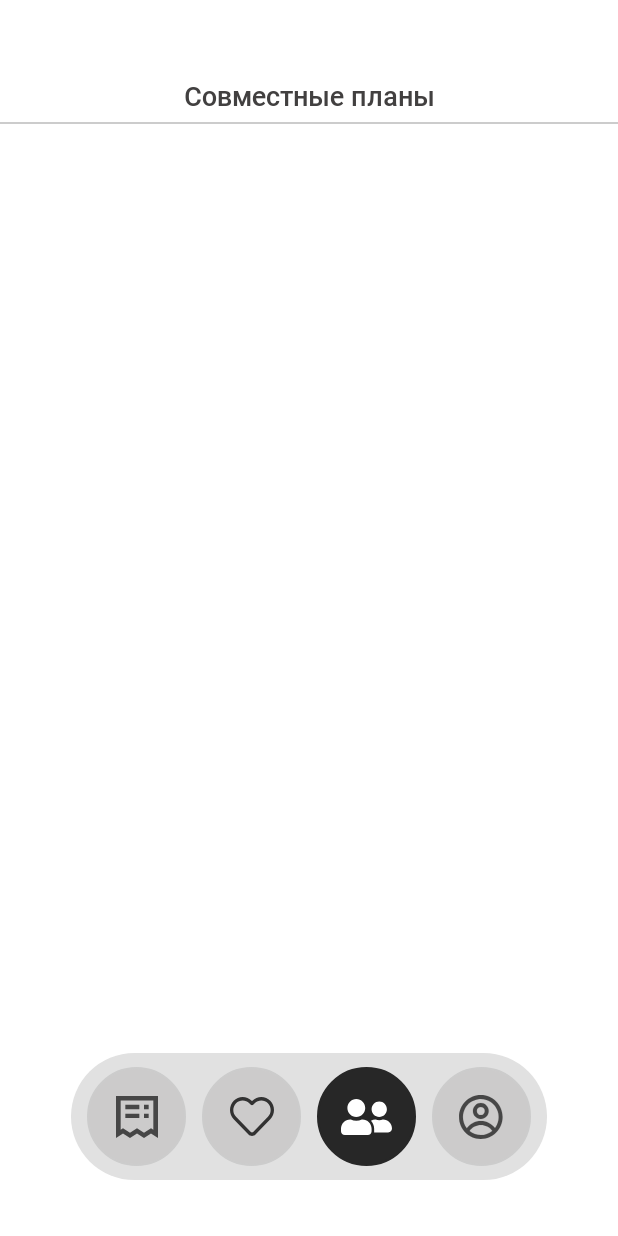
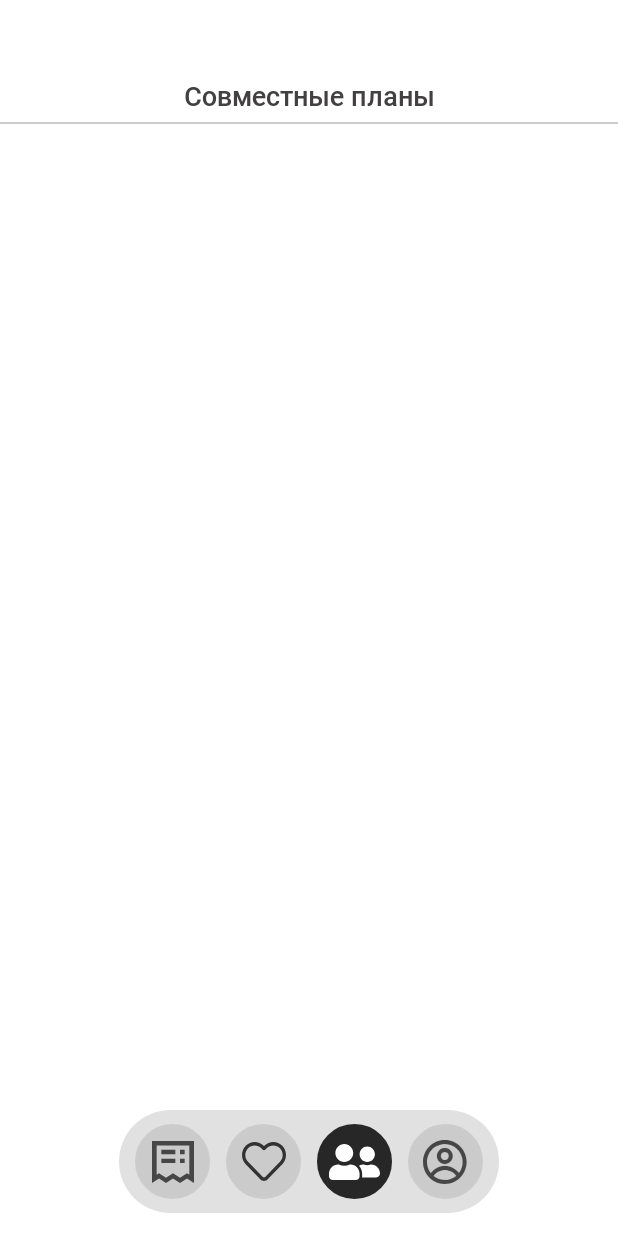
Before and after one commit to smoliskem/Travl, an Android app built with Jetpack Compose: the JointPlansPage screen opened through its navigation route, on a phone screen of 412 x 824 dp. Run offline under Robolectric (Android 15) with nearby library versions, the phone set to English and light mode, and no system bars.

Commit message:
Изменен размер бара на страницах планов и профиля.

```diff
--- a/app/src/main/res/layout/joint_plans_page.xml
+++ b/app/src/main/res/layout/joint_plans_page.xml
@@ -31,6 +31,7 @@
         app:layout_constraintStart_toStartOf="parent"
         app:layout_constraintTop_toBottomOf="@+id/profile" />
 
+
     <ListView
         android:id="@+id/listView"
         android:layout_width="match_parent"
@@ -50,7 +51,7 @@
         android:layout_width="wrap_content"
         android:layout_height="wrap_content"
         android:layout_gravity="center"
-        android:layout_marginBottom="37dp"
+        android:layout_marginBottom="15dp"
         android:background="@drawable/rounded_bar_background"
         android:orientation="horizontal"
         android:padding="9dp"
@@ -60,8 +61,8 @@
 
         <ImageButton
             android:id="@+id/main_page_btn"
-            android:layout_width="66dp"
-            android:layout_height="66dp"
+            android:layout_width="50dp"
+            android:layout_height="50dp"
             android:layout_gravity="center"
             android:layout_marginStart="1dp"
             android:layout_marginEnd="5dp"
@@ -73,8 +74,8 @@
 
         <ImageButton
             android:id="@+id/my_plans_btn"
-            android:layout_width="66dp"
-            android:layout_height="66dp"
+            android:layout_width="50dp"
+            android:layout_height="50dp"
             android:layout_gravity="center"
             android:layout_marginStart="5dp"
             android:layout_marginEnd="5dp"
@@ -86,8 +87,8 @@
 
         <ImageButton
             android:id="@+id/joint_plans_btn"
-            android:layout_width="66dp"
-            android:layout_height="66dp"
+            android:layout_width="50dp"
+            android:layout_height="50dp"
             android:layout_gravity="center"
             android:layout_marginStart="5dp"
             android:layout_marginEnd="5dp"
@@ -99,8 +100,8 @@
 
         <ImageButton
             android:id="@+id/profile_btn"
-            android:layout_width="66dp"
-            android:layout_height="66dp"
+            android:layout_width="50dp"
+            android:layout_height="50dp"
             android:layout_gravity="center"
             android:layout_marginStart="5dp"
             android:layout_marginEnd="1dp"
```
Also changed, not shown: app/src/main/res/layout/my_plans_page.xml (+9 -9 lines), app/src/main/res/layout/profile_page.xml (+36 -9 lines).
